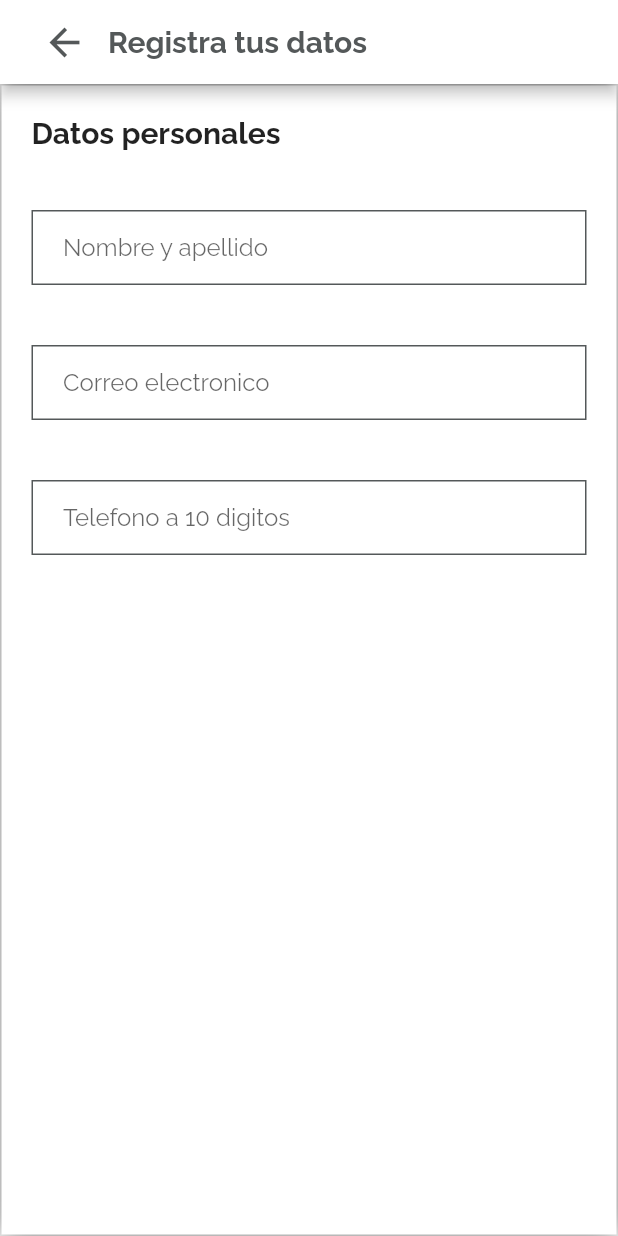
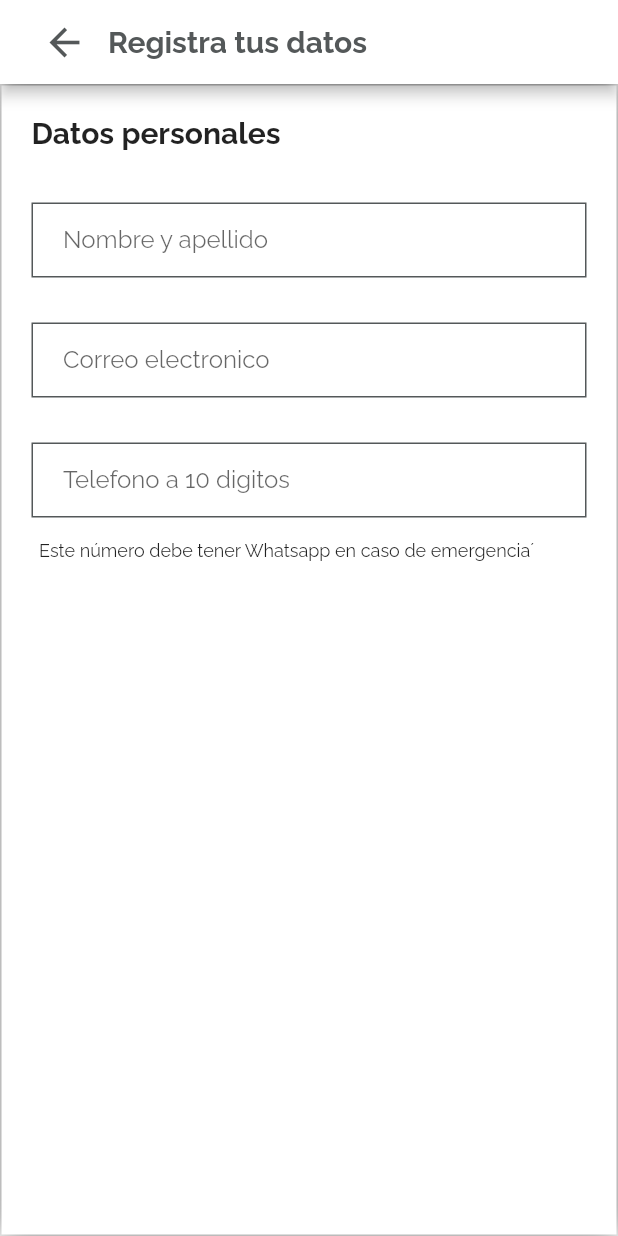
Before and after one commit to rouge2504/GrupoMexicoFrontEnd, a Flutter app: the screen it shows after launch, on a phone screen of 412 x 824 dp. Run offline on Flutter 3.47's test engine with Material 2 defaults, Android fonts, the phone set to English and light mode, and no system bars; our stand-ins replace flutter_credit_card, fluttertoast, get, get_storage, qr_flutter; missing offline and left inert: qr_code_scanner.

Commit message:
Add labels

```diff
--- a/gm_frontend/lib/src/pages/register/register_page.dart
+++ b/gm_frontend/lib/src/pages/register/register_page.dart
@@ -48,7 +48,7 @@ class RegisterPage extends StatelessWidget {
         BoxShadow(
           color: Colors.black54,
           blurRadius: 15,
-          offset: Offset(0, 0.75),
+          offset: Offset(0, 0.50),
         )
       ]),
       child: Column(
@@ -56,7 +56,8 @@ class RegisterPage extends StatelessWidget {
           _Title(),
           _textFieldName(context),
           _textFieldEmail(context),
-          _textFieldPhone(context),
+          _textFieldPhone(context), _WAAdvertising(),
+
           //_buttonRegister(context)
         ],
       ),
@@ -76,9 +77,21 @@ class RegisterPage extends StatelessWidget {
         ));
   }
 
+  Widget _WAAdvertising() {
+    return Container(
+        margin: EdgeInsets.symmetric(horizontal: 25),
+        alignment: Alignment.centerLeft,
+        child: Text(
+          'Este número debe tener Whatsapp en caso de emergencia´',
+          style: TextStyle(
+            fontSize: 12.0,
+          ),
+        ));
+  }
+
   Widget _textFieldEmail(BuildContext context) {
     return Container(
-      margin: EdgeInsets.symmetric(vertical: 20, horizontal: 20),
+      margin: EdgeInsets.symmetric(vertical: 15, horizontal: 20),
       decoration: new BoxDecoration(
         shape: BoxShape.rectangle,
         border: new Border.all(
@@ -90,6 +103,7 @@ class RegisterPage extends StatelessWidget {
         margin: EdgeInsets.symmetric(horizontal: 20),
         child: TextField(
           textAlign: TextAlign.left,
+          keyboardType: TextInputType.emailAddress,
           decoration: InputDecoration(
             hintText: 'Correo electronico',
             border: InputBorder.none,
@@ -101,7 +115,7 @@ class RegisterPage extends StatelessWidget {
 
   Widget _textFieldName(BuildContext context) {
     return Container(
-      margin: EdgeInsets.symmetric(vertical: 20, horizontal: 20),
+      margin: EdgeInsets.symmetric(vertical: 15, horizontal: 20),
       decoration: new BoxDecoration(
         shape: BoxShape.rectangle,
         border: new Border.all(
@@ -124,7 +138,7 @@ class RegisterPage extends StatelessWidget {
 
   Widget _textFieldPhone(BuildContext context) {
     return Container(
-      margin: EdgeInsets.symmetric(vertical: 20, horizontal: 20),
+      margin: EdgeInsets.symmetric(vertical: 15, horizontal: 20),
       decoration: new BoxDecoration(
         shape: BoxShape.rectangle,
         border: new Border.all(
@@ -135,6 +149,7 @@ class RegisterPage extends StatelessWidget {
       child: Container(
         margin: EdgeInsets.symmetric(horizontal: 20),
         child: TextField(
+          keyboardType: TextInputType.number,
           textAlign: TextAlign.left,
           decoration: InputDecoration(
             hintText: 'Telefono a 10 digitos',
```
